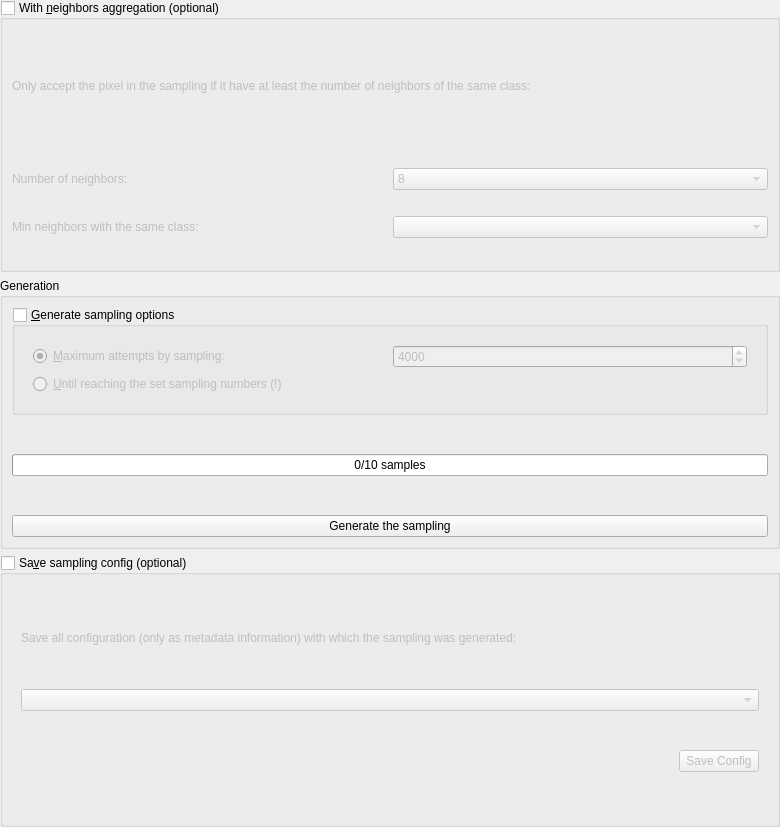
Above: ui/generate_sampling_widget.ui from SMByC/AcATaMa before the change. Below: the same form after it.
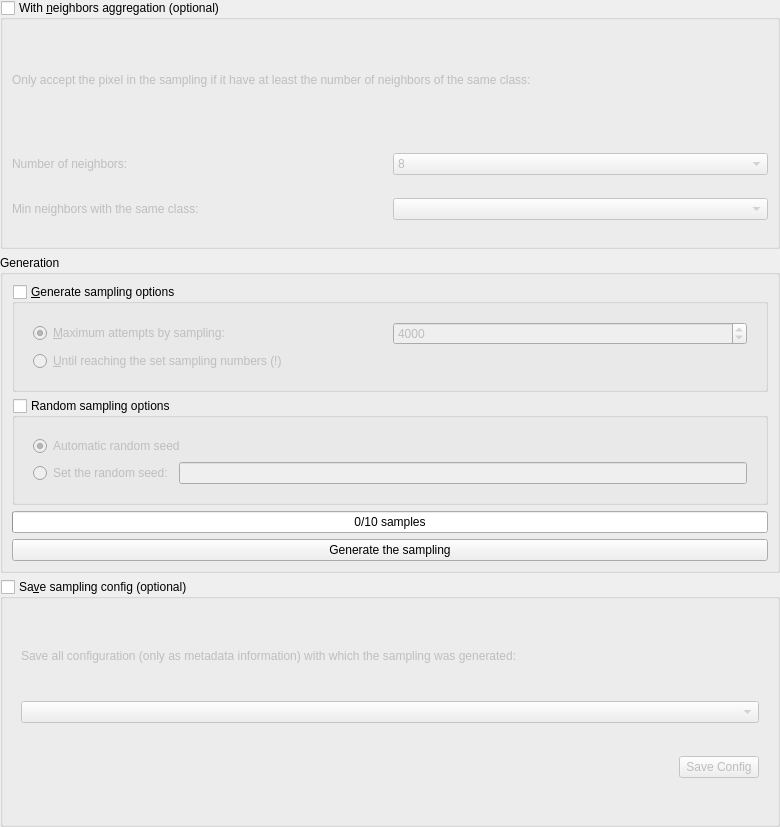
That is the form after the change.

Commit message: Add random sampling option for set the seed random value for generating sampling points, with the purpose of generate reproducible sampling

```diff
--- a/ui/generate_sampling_widget.ui
+++ b/ui/generate_sampling_widget.ui
@@ -193,6 +193,51 @@
         </layout>
        </widget>
       </item>
+      <item>
+       <widget class="QGroupBox" name="groupBox_2">
+        <property name="title">
+         <string>Random sampling options</string>
+        </property>
+        <property name="checkable">
+         <bool>true</bool>
+        </property>
+        <property name="checked">
+         <bool>false</bool>
+        </property>
+        <layout class="QVBoxLayout" name="verticalLayout_8">
+         <item>
+          <widget class="QWidget" name="random_sampling_widget_options" native="true">
+           <layout class="QGridLayout" name="gridLayout_3">
+            <item row="1" column="0">
+             <widget class="QRadioButton" name="button_random_seed_by_user">
+              <property name="text">
+               <string>Set the random seed:</string>
+              </property>
+             </widget>
+            </item>
+            <item row="1" column="1">
+             <widget class="QLineEdit" name="random_seed_by_user">
+              <property name="toolTip">
+               <string>&lt;html&gt;&lt;head/&gt;&lt;body&gt;&lt;p&gt;Set the seed random number as an integer value. It is possible to use strings, bytes, or bytearray but all of them get converted to an int and all of its bits are used.&lt;/p&gt;&lt;/body&gt;&lt;/html&gt;</string>
+              </property>
+             </widget>
+            </item>
+            <item row="0" column="0" colspan="2">
+             <widget class="QRadioButton" name="radioButton">
+              <property name="text">
+               <string>Automatic random seed</string>
+              </property>
+              <property name="checked">
+               <bool>true</bool>
+              </property>
+             </widget>
+            </item>
+           </layout>
+          </widget>
+         </item>
+        </layout>
+       </widget>
+      </item>
       <item>
        <widget class="QWidget" name="widget_3" native="true">
         <layout class="QHBoxLayout" name="horizontalLayout_3">
```
Left out of the diff: 36 changed lines with no effect on the pictures. The commit also changes 3 other files.
